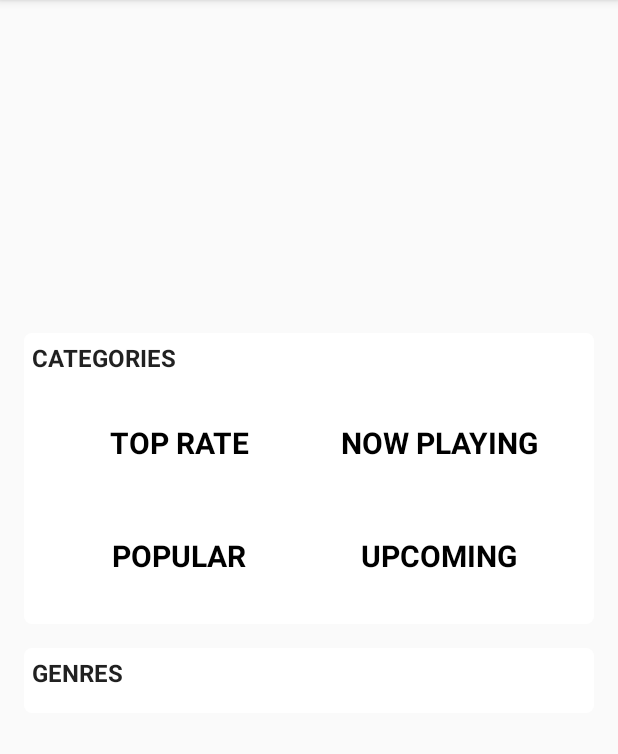
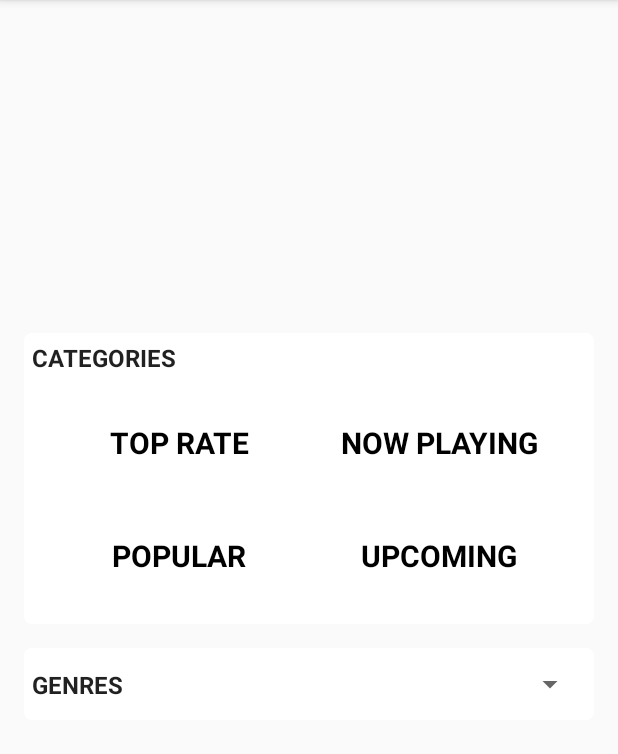
Before and after one commit to awesome-academy/MovieDB_29, an Android app: the BottomFragment screen opened directly, with no data from a screen before it, on a phone screen of 412 x 824 dp, the part 84-838 px from its top. Run offline under Robolectric (Android 15) with nearby library versions, the phone set to English and light mode, and no system bars; our stand-ins replace data binding; 4 statements that could not run were skipped.

Commit message:
Bind home model

```diff
--- a/app/build.gradle
+++ b/app/build.gradle
@@ -35,4 +35,5 @@ dependencies {
     implementation 'io.reactivex.rxjava2:rxandroid:2.1.0'
     implementation 'com.android.support:design:28.0.0'
     implementation 'com.squareup.retrofit2:converter-gson:2.1.0'
+    implementation 'com.github.bumptech.glide:glide:4.8.0'
 }
--- a/app/src/main/java/com/framgia/vhlee/themoviedb/ui/home/BottomFragment.java
+++ b/app/src/main/java/com/framgia/vhlee/themoviedb/ui/home/BottomFragment.java
@@ -1,5 +1,6 @@
 package com.framgia.vhlee.themoviedb.ui.home;
 
+import android.databinding.DataBindingUtil;
 import android.os.Bundle;
 import android.support.v4.app.Fragment;
 import android.view.LayoutInflater;
@@ -7,8 +8,10 @@ import android.view.View;
 import android.view.ViewGroup;
 
 import com.framgia.vhlee.themoviedb.R;
+import com.framgia.vhlee.themoviedb.databinding.FragmentBottomBinding;
 
 public class BottomFragment extends Fragment {
+    private HomeViewModel mViewModel;
 
     public BottomFragment() {
     }
@@ -16,7 +19,17 @@ public class BottomFragment extends Fragment {
     @Override
     public View onCreateView(LayoutInflater inflater, ViewGroup container,
                              Bundle savedInstanceState) {
-        View view = inflater.inflate(R.layout.fragment_bottom, container, false);
-        return view;
+        FragmentBottomBinding binding = DataBindingUtil.inflate(getLayoutInflater(),
+                R.layout.fragment_bottom, container, false);
+        mViewModel = new HomeViewModel();
+        binding.setHomeVM(mViewModel);
+        return binding.getRoot();
+    }
+
+    @Override
+    public void onStart() {
+        super.onStart();
+        mViewModel.setMovieAdapter();
+        mViewModel.setGenres();
     }
 }
--- /dev/null
+++ b/app/src/main/java/com/framgia/vhlee/themoviedb/ui/home/HomeViewModel.java
@@ -0,0 +1,49 @@
+package com.framgia.vhlee.themoviedb.ui.home;
+
+import android.databinding.BaseObservable;
+import android.databinding.ObservableArrayList;
+
+import com.framgia.vhlee.themoviedb.data.model.Genre;
+import com.framgia.vhlee.themoviedb.ui.adapter.HighLightAdapter;
+import com.framgia.vhlee.themoviedb.ui.adapter.MovieAdapter;
+
+public class HomeViewModel extends BaseObservable {
+    private HighLightAdapter mHighLightAdapter;
+    private MovieAdapter mMovieAdapter;
+    private ObservableArrayList<Genre> mGenres;
+
+    public HomeViewModel() {
+        mHighLightAdapter = new HighLightAdapter();
+        mMovieAdapter = new MovieAdapter();
+        mGenres = new ObservableArrayList<>();
+    }
+
+    public void setHighLightAdapter() {
+    }
+
+    public void setMovieAdapter() {
+    }
+
+    public void setGenres() {
+    }
+
+    public HighLightAdapter getHighLightAdapter() {
+        return mHighLightAdapter;
+    }
+
+    public MovieAdapter getMovieAdapter() {
+        return mMovieAdapter;
+    }
+
+    public ObservableArrayList<Genre> getGenres() {
+        return mGenres;
+    }
+
+    public ObservableArrayList<String> getGenreNames() {
+        ObservableArrayList<String> names = new ObservableArrayList<>();
+        for (Genre genre : mGenres) {
+            names.add(genre.getName());
+        }
+        return names;
+    }
+}
--- a/app/src/main/java/com/framgia/vhlee/themoviedb/ui/home/TopFragment.java
+++ b/app/src/main/java/com/framgia/vhlee/themoviedb/ui/home/TopFragment.java
@@ -1,5 +1,6 @@
 package com.framgia.vhlee.themoviedb.ui.home;
 
+import android.databinding.DataBindingUtil;
 import android.os.Bundle;
 import android.support.v4.app.Fragment;
 import android.view.LayoutInflater;
@@ -7,16 +8,31 @@ import android.view.View;
 import android.view.ViewGroup;
 
 import com.framgia.vhlee.themoviedb.R;
+import com.framgia.vhlee.themoviedb.databinding.FragmentTopBinding;
+import com.framgia.vhlee.themoviedb.utils.MovieViewModel;
 
 public class TopFragment extends Fragment {
+    private HomeViewModel mHomeViewModel;
+    private MovieViewModel mMovieViewModel;
 
     public TopFragment() {
     }
 
     @Override
-    public View onCreateView(LayoutInflater inflater, ViewGroup container,
+    public View onCreateView(LayoutInflater inflater, ViewGroup parent,
                              Bundle savedInstanceState) {
-        View view = inflater.inflate(R.layout.fragment_top, container, false);
-        return view;
+        FragmentTopBinding binding = DataBindingUtil.inflate(getLayoutInflater(),
+                R.layout.fragment_top, parent, false);
+        mHomeViewModel = new HomeViewModel();
+        mMovieViewModel = new MovieViewModel();
+        binding.setHomeVM(mHomeViewModel);
+        binding.setMovieVM(mMovieViewModel);
+        return binding.getRoot();
+    }
+
+    @Override
+    public void onStart() {
+        super.onStart();
+        mHomeViewModel.setHighLightAdapter();
     }
 }
--- a/app/src/main/res/layout/activity_main.xml
+++ b/app/src/main/res/layout/activity_main.xml
@@ -7,6 +7,7 @@
     <LinearLayout
         android:layout_width="match_parent"
         android:layout_height="wrap_content"
+        android:focusableInTouchMode="true"
         android:orientation="vertical">
 
         <fragment
--- a/app/src/main/res/layout/fragment_bottom.xml
+++ b/app/src/main/res/layout/fragment_bottom.xml
@@ -3,7 +3,12 @@
     xmlns:app="http://schemas.android.com/apk/res-auto"
     xmlns:tools="http://schemas.android.com/tools">
 
-    <data />
+    <data>
+
+        <variable
+            name="homeVM"
+            type="com.framgia.vhlee.themoviedb.ui.home.HomeViewModel" />
+    </data>
 
     <android.support.constraint.ConstraintLayout
         android:layout_width="match_parent"
@@ -27,28 +32,31 @@
             android:layout_width="wrap_content"
             android:layout_height="wrap_content"
             android:text="@string/title_genres"
+            app:layout_constraintBottom_toBottomOf="@id/spinner_genres"
             app:layout_constraintStart_toStartOf="@id/view_genres"
-            app:layout_constraintTop_toTopOf="@id/view_genres" />
+            app:layout_constraintTop_toTopOf="@id/spinner_genres" />
 
         <Spinner
             android:id="@+id/spinner_genres"
+            style="@style/Widget.AppCompat.Spinner.DropDown"
             android:layout_width="wrap_content"
             android:layout_height="wrap_content"
             android:layout_marginStart="@dimen/dp_16"
-            android:layout_marginEnd="@dimen/dp_16"
-            app:layout_constraintBottom_toBottomOf="@id/text_genres"
-            app:layout_constraintEnd_toEndOf="parent"
-            app:layout_constraintTop_toTopOf="@id/text_genres" />
+            android:layout_marginEnd="@dimen/dp_5"
+            android:minHeight="@dimen/dp_48"
+            app:layout_constraintEnd_toEndOf="@id/view_genres"
+            app:layout_constraintTop_toTopOf="@id/view_genres"
+            app:spinnerAdapter="@{homeVM.getGenreNames}" />
 
         <android.support.v7.widget.RecyclerView
             android:id="@+id/recycler_genres"
             android:layout_width="0dp"
             android:layout_height="wrap_content"
-            android:layout_marginTop="@dimen/dp_16"
             android:orientation="vertical"
+            app:bindData="@{homeVM.movieAdapter}"
             app:layoutManager="android.support.v7.widget.LinearLayoutManager"
             app:layout_constraintEnd_toEndOf="@id/spinner_genres"
             app:layout_constraintStart_toStartOf="@id/text_genres"
-            app:layout_constraintTop_toBottomOf="@id/text_genres" />
+            app:layout_constraintTop_toBottomOf="@id/spinner_genres" />
     </android.support.constraint.ConstraintLayout>
 </layout>
--- a/app/src/main/res/layout/fragment_top.xml
+++ b/app/src/main/res/layout/fragment_top.xml
@@ -3,21 +3,31 @@
     xmlns:app="http://schemas.android.com/apk/res-auto"
     xmlns:tools="http://schemas.android.com/tools">
 
-    <data />
+    <data>
+
+        <variable
+            name="homeVM"
+            type="com.framgia.vhlee.themoviedb.ui.home.HomeViewModel" />
+
+        <variable
+            name="movieVM"
+            type="com.framgia.vhlee.themoviedb.utils.MovieViewModel" />
+    </data>
 
     <android.support.constraint.ConstraintLayout
         android:layout_width="match_parent"
         android:layout_height="wrap_content"
         tools:context=".ui.home.TopFragment">
 
-        <ImageView
-            android:id="@+id/image_highlight"
+        <android.support.v4.view.ViewPager
+            android:id="@+id/pager_highlight"
             android:layout_width="0dp"
             android:layout_height="0dp"
             android:scaleType="centerCrop"
             app:layout_constraintDimensionRatio="2:1"
             app:layout_constraintEnd_toEndOf="parent"
-            app:layout_constraintStart_toStartOf="parent" />
+            app:layout_constraintStart_toStartOf="parent"
+            app:pagerAdapter="@{homeVM.highLightAdapter}" />
 
         <View
             android:id="@+id/view_categories"
@@ -30,7 +40,7 @@
             app:layout_constraintBottom_toBottomOf="parent"
             app:layout_constraintEnd_toEndOf="parent"
             app:layout_constraintStart_toStartOf="parent"
-            app:layout_constraintTop_toBottomOf="@id/image_highlight" />
+            app:layout_constraintTop_toBottomOf="@id/pager_highlight" />
 
         <TextView
             android:id="@+id/text_categories"
--- a/app/src/main/res/values/dimens.xml
+++ b/app/src/main/res/values/dimens.xml
@@ -7,8 +7,10 @@
     <dimen name="dp_1">1dp</dimen>
     <dimen name="dp_5">5dp</dimen>
     <dimen name="dp_16">16dp</dimen>
+    <dimen name="dp_48">48dp</dimen>
     <dimen name="dp_75">75dp</dimen>
     <dimen name="dp_80">80dp</dimen>
+    <dimen name="dp_120">120dp</dimen>
     <dimen name="dp_140">140dp</dimen>
     <dimen name="dp_150">150dp</dimen>
     <dimen name="dp_160">160dp</dimen>
```
Also changed, not shown: app/src/main/java/com/framgia/vhlee/themoviedb/data/model/GenresResult.java (added, +23 -0 lines), app/src/main/java/com/framgia/vhlee/themoviedb/ui/adapter/HighLightAdapter.java (added, +59 -0 lines), app/src/main/java/com/framgia/vhlee/themoviedb/ui/adapter/MovieAdapter.java (added, +69 -0 lines), app/src/main/java/com/framgia/vhlee/themoviedb/utils/BindingUtils.java (added, +40 -0 lines), app/src/main/java/com/framgia/vhlee/themoviedb/utils/MovieViewModel.java (added, +38 -0 lines), app/src/main/res/layout/item_highlight.xml (added, +26 -0 lines), app/src/main/res/layout/item_movie.xml (+29 -8 lines).
